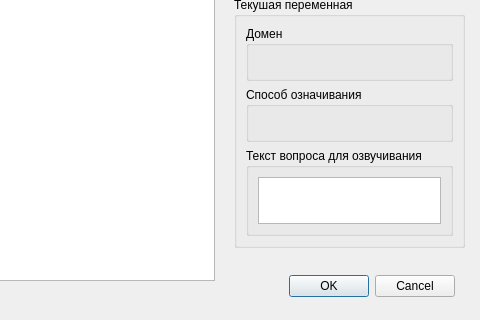
Qt form gui/DialogVariables.ui (muxaulmarin/CocktailExpertSystem) before a commit; both pictures show x 276 to 756 and y 160 to 480 of the 756 by 480 pixel window.
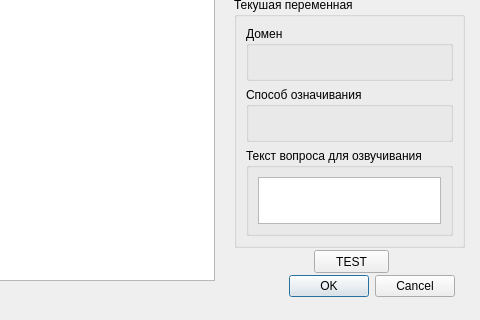
The same form after that commit.

```diff
--- a/gui/DialogVariables.ui
+++ b/gui/DialogVariables.ui
@@ -134,6 +134,19 @@
     </item>
    </layout>
   </widget>
+  <widget class="QPushButton" name="testButton">
+   <property name="geometry">
+    <rect>
+     <x>590</x>
+     <y>410</y>
+     <width>75</width>
+     <height>23</height>
+    </rect>
+   </property>
+   <property name="text">
+    <string>TEST</string>
+   </property>
+  </widget>
  </widget>
  <resources/>
  <connections>
```
Left out of the diff: 4 changed lines with no effect on the pictures.
